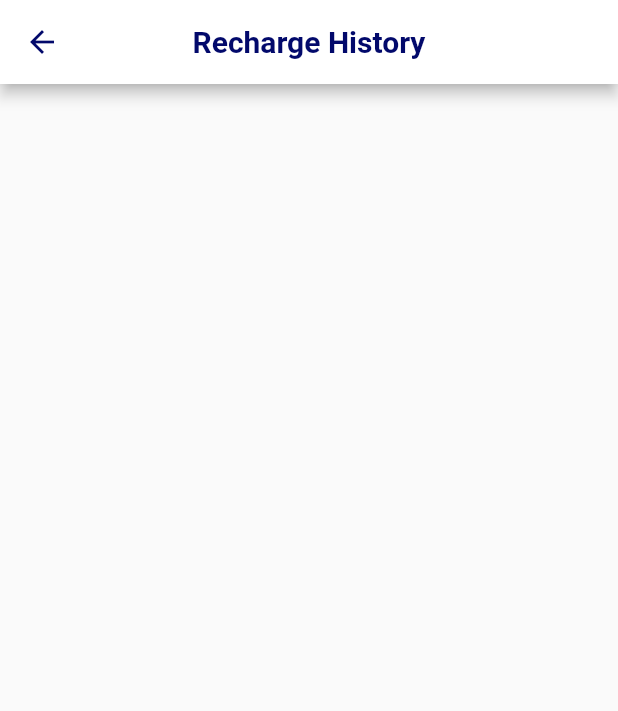
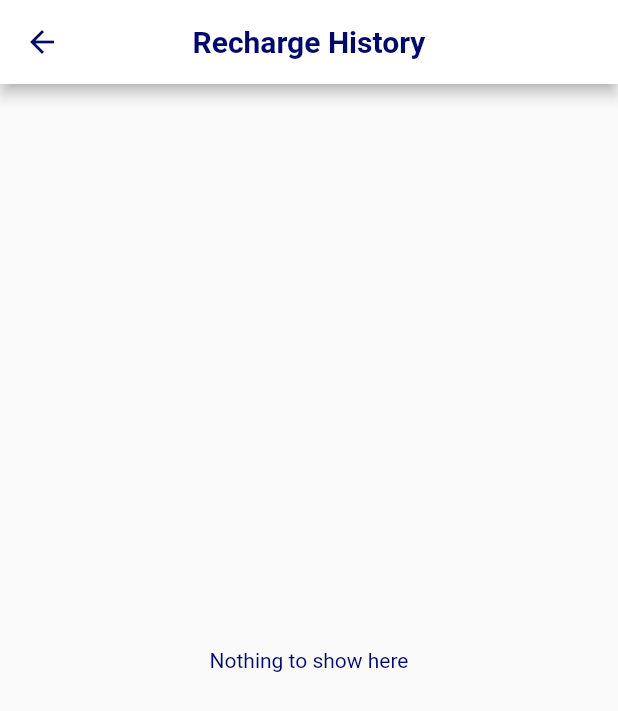
Before and after one commit to premkhandelwal/fresh_factory, a Flutter app: the RechargeHistoryPage screen opened by its route, on a phone screen of 412 x 824 dp. Shown: the top 711 px of the screen. Run offline on Flutter 3.47's test engine with Material 2 defaults, Android fonts, the light colour scheme and no system bars; our stand-ins replace bloc, carousel_slider, dotted_line, equatable, file_picker, flutter_bloc and 3 more; missing offline and left inert: razorpay_flutter.

Commit message:
Added category in bottom nav bar Tried to implement recharge history page Tried to mend error in RazorPay

```diff
--- a/lib/businessLogic/cubits/rechargeHistory/recharge_history_state.dart
+++ b/lib/businessLogic/cubits/rechargeHistory/recharge_history_state.dart
@@ -4,11 +4,16 @@ abstract class RechargeHistoryState extends Equatable {
   const RechargeHistoryState();
 
   @override
-  List<Object> get props => [];
+  List<Object> get props => [DateTime.now()];
 }
 
 class RechargeHistoryInitial extends RechargeHistoryState {}
 
-class DifferentHeaderEncountered extends RechargeHistoryState{}
-
-class SameHeaderEncountered extends RechargeHistoryState{}
+class ListSeparatedState extends RechargeHistoryState {
+  final Map<String, List<RechargeHistoryItem>> recharges;
+  ListSeparatedState({
+    required this.recharges,
+  });
+   @override
+  List<Object> get props => [DateTime.now()];
+}
--- a/lib/config/routes.dart
+++ b/lib/config/routes.dart
@@ -9,6 +9,7 @@ import 'package:fresh/presentation/screens/auth/veriify.dart';
 import 'package:fresh/presentation/screens/home/cart_page.dart';
 import 'package:fresh/presentation/screens/home/home_screen.dart';
 import 'package:fresh/presentation/screens/home/main_home_page.dart';
+import 'package:fresh/presentation/screens/miscellaneous/category_page.dart';
 import 'package:fresh/presentation/screens/offers/offer_page.dart';
 import 'package:fresh/presentation/screens/orders/no_order_present_widget.dart';
 import 'package:fresh/presentation/screens/orders/order_main_page.dart';
@@ -62,4 +63,5 @@ Map<String, Widget Function(BuildContext context)> namedRoutes = {
   EarningReportPage.route: (ctx) =>const EarningReportPage(),
   RechargeHistoryPage.route: (ctx) =>const RechargeHistoryPage(),
   WithdrawReportPage.route: (ctx) =>const WithdrawReportPage(),
+  CategoryPage.route: (ctx)=>const CategoryPage(),
 };
--- a/lib/presentation/screens/home/main_home_page.dart
+++ b/lib/presentation/screens/home/main_home_page.dart
@@ -58,7 +58,7 @@ class MainHomePage extends StatefulWidget {
 
 class _MainHomePageState extends State<MainHomePage> {
   String _currentPage = "Page1";
-  List<String> pageKeys = ["Page1", "Page2", "Page3", "Page4"];
+  List<String> pageKeys = ["Page1", "Page2", "Page3", "Page4", "Page5"];
   Map<String, GlobalKey<NavigatorState>> _navigatorKeys = {
     "Page1": GlobalKey<NavigatorState>(),
     "Page2": GlobalKey<NavigatorState>(),
--- a/lib/presentation/screens/reports/recharge_history_page.dart
+++ b/lib/presentation/screens/reports/recharge_history_page.dart
@@ -86,17 +86,21 @@ class _RechargeHistoryPageState extends State<RechargeHistoryPage> {
     super.initState();
   }
 
-  List<String> headerNameList = [];
+  Map<String, List<RechargeHistoryItem>> _recharges = {};
 
   @override
   Widget build(BuildContext context) {
     return Scaffold(
       appBar: CustomAppBar(title: "Recharge History"),
-      body: BlocBuilder<RechargeHistoryCubit, RechargeHistoryState>(
+      body: BlocConsumer<RechargeHistoryCubit, RechargeHistoryState>(
+        listener: (context, state) {
+          print(state);
+        },
         builder: (context, state) {
+          if (_recharges.isNotEmpty) {
             return Column(
               children: [
-              for (var i = 0; i < headerNameList.length; i++) ...[
+                for (var i = 0; i < _recharges.length; i++) ...[
                   Container(
                     height: 50,
                     padding: EdgeInsets.all(8),
@@ -104,20 +108,26 @@ class _RechargeHistoryPageState extends State<RechargeHistoryPage> {
                     color: Color(0xff02096B),
                     child: Align(
                         alignment: Alignment.centerLeft,
-                      child: Text(headerNameList[i],
+                        child: Text(_recharges.keys.toList()[i],
                             style: TextStyle(
                                 fontSize: 15,
                                 color: Colors.white,
                                 fontWeight: FontWeight.bold))),
                   ),
                   Flexible(
-                  child: ListView.builder(itemBuilder: (ctx, ind) {
-                    return ListTile();
+                    child: ListView.builder(
+                        itemCount: _recharges[i]!.length,
+                        itemBuilder: (ctx, ind) {
+                          return ListTile(
+                            title: Text(_recharges[i]![ind].srNo.toString()),
+                          );
                         }),
                   )
                 ],
               ],
             );
+          }
+          return Center(child: Text("Nothing to show here"));
         },
       ),
     );
--- a/lib/presentation/utils/tab_navigator.dart
+++ b/lib/presentation/utils/tab_navigator.dart
@@ -2,6 +2,7 @@ import 'package:flutter/material.dart';
 import 'package:fresh/config/routes.dart';
 import 'package:fresh/presentation/screens/home/cart_page.dart';
 import 'package:fresh/presentation/screens/home/home_screen.dart';
+import 'package:fresh/presentation/screens/miscellaneous/category_page.dart';
 import 'package:fresh/presentation/screens/payments/wallet_screen.dart';
 
 class TabNavigator extends StatelessWidget {
@@ -19,7 +20,7 @@ class TabNavigator extends StatelessWidget {
     if (tabItem == "Page1") {
       child1 = HomePage();
     } else if (tabItem == "Page2") {
-      child1 = Center(child: Container(child: Text("This is Categories Page")));
+      child1 = CategoryPage();
     } else if (tabItem == "Page3") {
       child1 = WalletScreen();
     } else if (tabItem == "Page4") {
```
Also changed, not shown: lib/businessLogic/cubits/payCubit/pay_cubit.dart (+21 -7 lines), lib/businessLogic/cubits/rechargeHistory/recharge_history_cubit.dart (+2 -6 lines), lib/presentation/screens/miscellaneous/category_page.dart (added, +73 -0 lines), lib/presentation/screens/payments/wallet_screen.dart (+9 -4 lines), 4 other files. Lines whose indentation alone changed are shown as unchanged.
